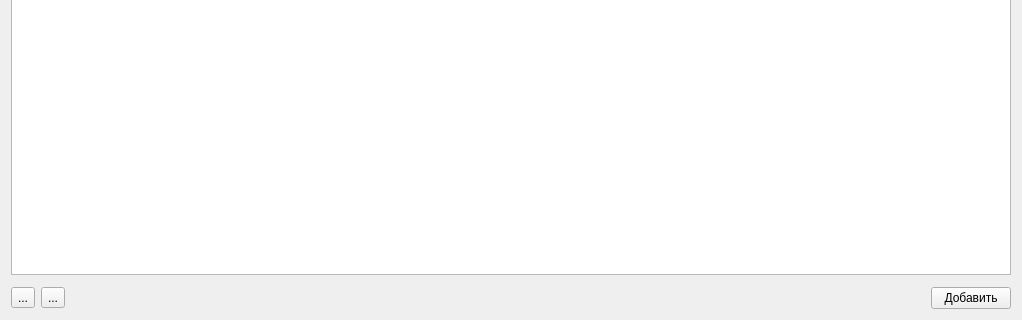
The window that src/educationwork/pageeducationwork.ui (rainovskyqt/teacher_plan) describes before a commit, drawn with Qt 5; both pictures show x 0 to 1022 and y 358 to 678 of the 1022 by 678 pixel window.
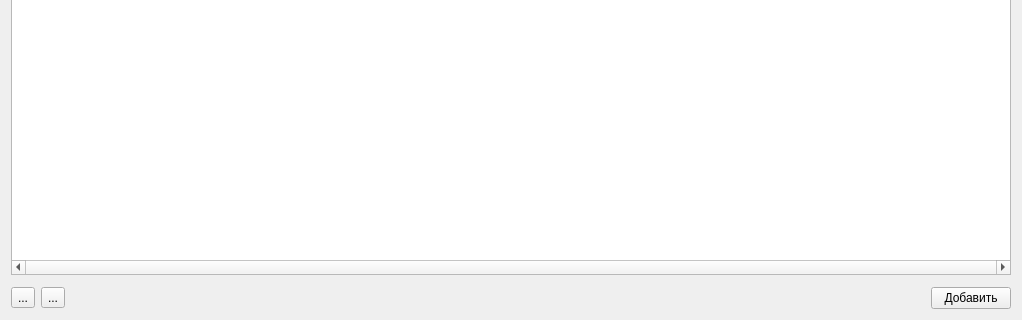
The same window after the commit. Icons and pictures are not drawn.

Patch:
```diff
--- a/src/educationwork/pageeducationwork.ui
+++ b/src/educationwork/pageeducationwork.ui
@@ -19,6 +19,9 @@
    </item>
    <item>
     <widget class="QListWidget" name="lw_educationWork">
+     <property name="horizontalScrollBarPolicy">
+      <enum>Qt::ScrollBarAlwaysOn</enum>
+     </property>
      <property name="editTriggers">
       <set>QAbstractItemView::NoEditTriggers</set>
      </property>
```
Left out of the diff: 54 changed lines with no effect on the pictures.
